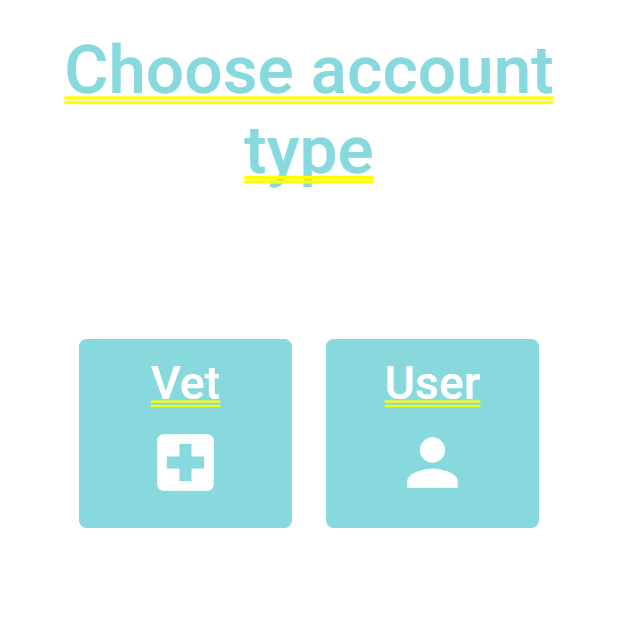
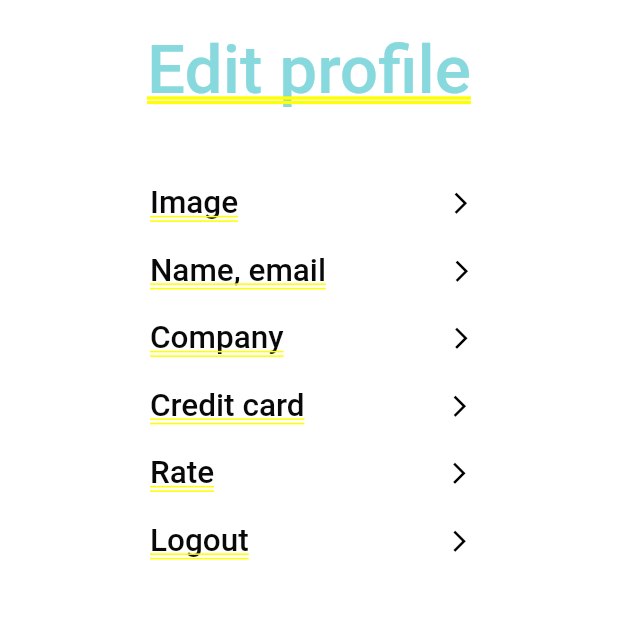
Before and after one commit to Niels-Hansen/VetCall, a Flutter app: the screen it shows after launch, on a phone screen of 412 x 824 dp, the part 90-709 px from its top. Run offline on Flutter 3.47's test engine with Material 2 defaults, Android fonts, the phone set to English and light mode, and no system bars; Roboto replaces fonts that are missing (HelveticaNeue).

Commit message:
edit profile page finish

```diff
--- /dev/null
+++ b/lib/edit_profile_page.dart
@@ -0,0 +1,183 @@
+import 'package:flutter/cupertino.dart';
+import 'package:flutter/material.dart';
+import 'package:flutter/painting.dart';
+import 'package:flutter/rendering.dart';
+
+class EditProfilePage extends StatefulWidget {
+  @override
+  _EditProfilePageState createState() => _EditProfilePageState();
+}
+
+class _EditProfilePageState extends State<EditProfilePage> {
+  @override
+  Widget build(BuildContext context) {
+    return (Container(
+        width: 375,
+        height: 667,
+        decoration: BoxDecoration(
+            border: Border.all(color: Colors.white, width: 30),
+            color: Colors.white),
+        child: Column(children: [
+          Container(
+            width: 72,
+            height: 30,
+            child: Image.asset('images/logo_cover.png'),
+          ),
+          Container(
+            height: 20,
+          ),
+          const Text("Edit profile",
+              textAlign: TextAlign.center,
+              style: TextStyle(
+                  color: Color(0xff88d9de),
+                  fontWeight: FontWeight.w500,
+                  fontFamily: "HelveticaNeue",
+                  fontStyle: FontStyle.normal,
+                  fontSize: 45.0)),
+          Container(
+            height: 50,
+          ),
+          Row(children: [
+            Container(
+              width: 70,
+            ),
+            const Text("Image",
+                textAlign: TextAlign.left,
+                style: TextStyle(
+                    color: Color(0xff090909),
+                    fontWeight: FontWeight.w500,
+                    fontFamily: "HelveticaNeue",
+                    fontStyle: FontStyle.normal,
+                    fontSize: 21.0)),
+            Container(
+              width: 140,
+            ),
+            Icon(
+              Icons.arrow_forward_ios,
+              size: 17.0,
+              color: Colors.black,
+            ),
+          ]),
+          Container(
+            height: 20,
+          ),
+          Row(children: [
+            Container(
+              width: 70,
+            ),
+            const Text("Name, email",
+                textAlign: TextAlign.left,
+                style: TextStyle(
+                    color: Color(0xff090909),
+                    fontWeight: FontWeight.w500,
+                    fontFamily: "HelveticaNeue",
+                    fontStyle: FontStyle.normal,
+                    fontSize: 21.0)),
+            Container(
+              width: 82,
+            ),
+            Icon(
+              Icons.arrow_forward_ios,
+              size: 17.0,
+              color: Colors.black,
+            ),
+          ]),
+          Container(
+            height: 20,
+          ),
+          Row(children: [
+            Container(
+              width: 70,
+            ),
+            const Text("Company",
+                textAlign: TextAlign.left,
+                style: TextStyle(
+                    color: Color(0xff090909),
+                    fontWeight: FontWeight.w500,
+                    fontFamily: "HelveticaNeue",
+                    fontStyle: FontStyle.normal,
+                    fontSize: 21.0)),
+            Container(
+              width: 110,
+            ),
+            Icon(
+              Icons.arrow_forward_ios,
+              size: 17.0,
+              color: Colors.black,
+            ),
+          ]),
+          Container(
+            height: 20,
+          ),
+          Row(children: [
+            Container(
+              width: 70,
+            ),
+            const Text("Credit card",
+                textAlign: TextAlign.left,
+                style: TextStyle(
+                    color: Color(0xff090909),
+                    fontWeight: FontWeight.w500,
+                    fontFamily: "HelveticaNeue",
+                    fontStyle: FontStyle.normal,
+                    fontSize: 21.0)),
+            Container(
+              width: 95,
+            ),
+            Icon(
+              Icons.arrow_forward_ios,
+              size: 17.0,
+              color: Colors.black,
+            ),
+          ]),
+          Container(
+            height: 20,
+          ),
+          Row(children: [
+            Container(
+              width: 70,
+            ),
+            const Text("Rate",
+                textAlign: TextAlign.left,
+                style: TextStyle(
+                    color: Color(0xff090909),
+                    fontWeight: FontWeight.w500,
+                    fontFamily: "HelveticaNeue",
+                    fontStyle: FontStyle.normal,
+                    fontSize: 21.0)),
+            Container(
+              width: 155,
+            ),
+            Icon(
+              Icons.arrow_forward_ios,
+              size: 17.0,
+              color: Colors.black,
+            ),
+          ]),
+          Container(
+            height: 20,
+          ),
+          Row(children: [
+            Container(
+              width: 70,
+            ),
+            const Text("Logout",
+                textAlign: TextAlign.left,
+                style: TextStyle(
+                    color: Color(0xff090909),
+                    fontWeight: FontWeight.w500,
+                    fontFamily: "HelveticaNeue",
+                    fontStyle: FontStyle.normal,
+                    fontSize: 21.0)),
+            Container(
+              width: 132,
+            ),
+            Icon(
+              Icons.arrow_forward_ios,
+              size: 17.0,
+              color: Colors.black,
+            ),
+          ]),
+        ])));
+  }
+}
--- a/lib/main.dart
+++ b/lib/main.dart
@@ -3,6 +3,7 @@ import 'dart:async';
 import 'test_page.dart';
 import 'login_page.dart';
 import 'account_type_page.dart';
+import 'edit_profile_page.dart';
 
 void main() {
   runApp(MyApp());
@@ -17,6 +18,6 @@ class MyApp extends StatelessWidget {
         theme: ThemeData(
           primaryColor: Colors.green,
         ),
-        home: AccountTypePage());
+        home: EditProfilePage());
   }
 }
```
